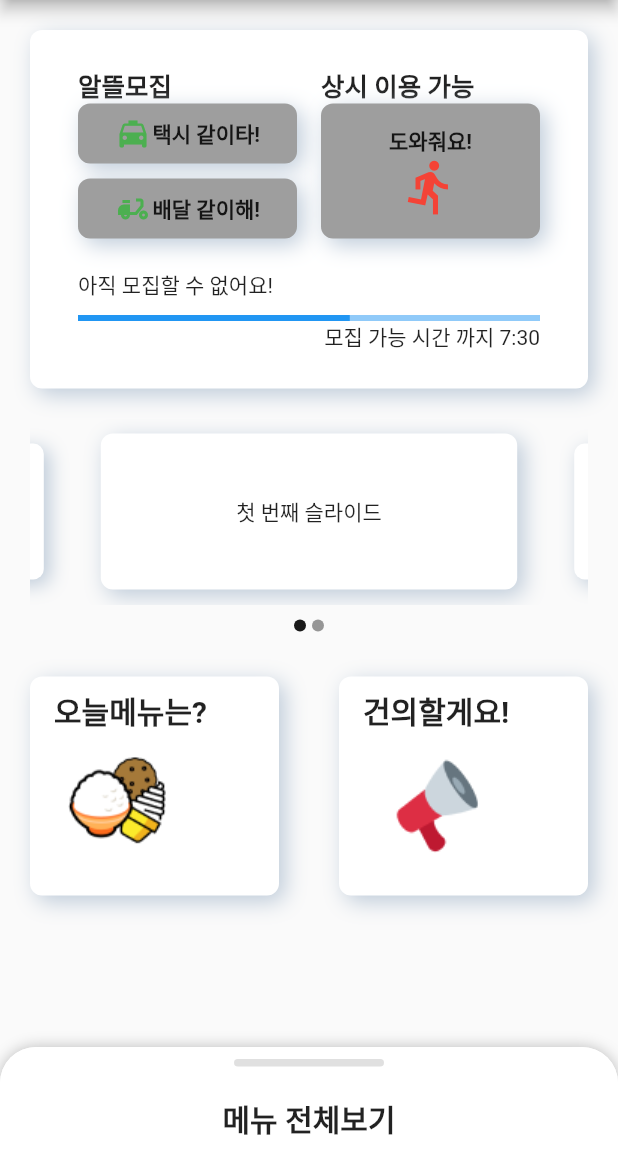
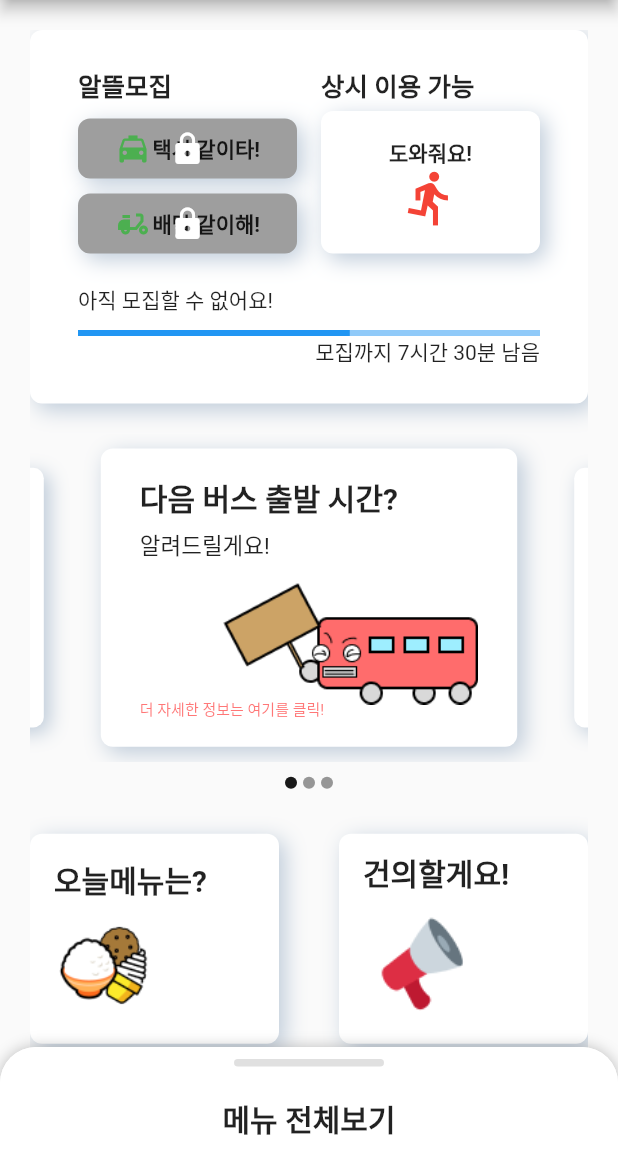
Before and after one commit to Bewheneverwhatiwant/HUFS_Information_Front, a Flutter app: the screen it shows after launch, after a tap on "오늘메뉴는?", on a phone screen of 412 x 824 dp, the part 84-1236 px from its top. Run offline on Flutter 3.47's test engine with Material 2 defaults, Android fonts, the phone set to English and light mode, and no system bars; drawn by our look-alikes of carousel_slider, sliding_up_panel.

Commit message:
[ADD] #1 메인페이지 구현 완료 #2 BannerSlider내의 List전용 파일 구분

```diff
--- a/lib/Common_NeumorphicButton.dart
+++ b/lib/Common_NeumorphicButton.dart
@@ -4,12 +4,16 @@ class NeumorphicButton extends StatelessWidget {
   const NeumorphicButton({
     required this.onPressed,
     required this.child,
-    this.alignment = Alignment.center, // default value is Alignment.center
+    this.alignment = Alignment.center,
+    this.height,
+    this.width,
   });
 
   final VoidCallback? onPressed;
   final Widget child;
-  final Alignment alignment; // new parameter
+  final Alignment alignment;
+  final double? height;
+  final double? width;
 
   @override
   Widget build(BuildContext context) {
@@ -17,14 +21,12 @@ class NeumorphicButton extends StatelessWidget {
         onTap: onPressed,
         child: Container(
             padding: EdgeInsets.symmetric(vertical: 8.0, horizontal: 16.0),
-          child: Align(
-            alignment: alignment,
-            child: child,
-          ),
+            height: height,
+            width: width,
             decoration: BoxDecoration(
                 borderRadius: BorderRadius.circular(8.0),
                 color: onPressed != null ? Colors.white : Colors.grey,
-              boxShadow: [
+                boxShadow: const [
                   // BoxShadow(
                   //     offset: Offset(-4, -4), blurRadius: 3, color: Colors.white),
                   BoxShadow(
@@ -32,6 +34,16 @@ class NeumorphicButton extends StatelessWidget {
                       blurRadius: 12,
                       color: Color(0xFFBECBD9))
                 ]),
-        ));
+            child: Stack(
+              alignment: alignment,
+              children: [
+                child,
+                if (onPressed == null) // 버튼 비활성화 시, 잠금 아이콘 생성
+                  const Icon(
+                    Icons.lock,
+                    color: Colors.white,
+                  )
+              ],
+            )));
   }
 }
--- a/lib/MainPage_BannerSlider.dart
+++ b/lib/MainPage_BannerSlider.dart
@@ -1,6 +1,7 @@
 import 'package:carousel_slider/carousel_slider.dart';
 import 'package:flutter/material.dart';
 import 'Common_NeumorphicBox.dart';
+import 'MainPage_BannerSlider_slideList.dart';
 
 class BannerSlider extends StatefulWidget {
   @override
@@ -10,11 +11,7 @@ class BannerSlider extends StatefulWidget {
 class _BannerSliderState extends State<BannerSlider> {
   int _current = 0;
 
-  final List<Widget> widgetList = [
-    Text('첫 번째 슬라이드'),
-    Text('두 번째 슬라이드'),
-    // 이곳에 위젯을 추가하세요.
-  ];
+  final List<Widget> widgetList = slideList(); // [파일분리] 슬라이드 불러옴
 
   @override
   Widget build(BuildContext context) {
@@ -23,7 +20,7 @@ class _BannerSliderState extends State<BannerSlider> {
         CarouselSlider(
           options: CarouselOptions(
             autoPlay: true,
-            aspectRatio: 3.0,
+            aspectRatio: 1.7,
             enlargeCenterPage: true,
             onPageChanged: (index, reason) {
               setState(() {
--- /dev/null
+++ b/lib/MainPage_BannerSlider_slideList.dart
@@ -0,0 +1,107 @@
+import 'package:flutter/material.dart';
+
+// ** 설명 **
+// 이 파일은 위젯 파일이 아닌 메소드 파일임. 즉, 그냥 그대로 쓰이는 함수
+// 중요하진 않은데, 알아서 나쁠 건 없으니깐...
+
+// slideList안에 표시하고 싶은 위젯들 때려박으면 알아서 반영됨.
+// 위젯을 그냥 넣어도 되긴 한데, 그러면 보기가 불편하니깐
+// 아래에 slide1같이 메소드 따로 만들어서 그 안에 구현하면 더 좋음
+// (어려우면 내가 하면 됨. 근데, 짜놓고 vscode에서 버튼 두 번만 눌러도 되긴 함)
+
+List<Widget> slideList() {
+  return [
+    // 추가하고 싶은 슬라이드 여기에 추가
+    slide1(),
+    slide2(),
+    Text(
+      '어우 씨 나 그만할래',
+      style: TextStyle(fontSize: 30, fontWeight: FontWeight.bold),
+    ),
+  ];
+}
+
+Container slide1() {
+  return Container(
+    child: Stack(
+      // 이미지와 글자 중첩 가능하게 하기 위함
+      children: [
+        Positioned(
+          // 이미지
+          bottom: 20,
+          right: 10,
+          child: Image.asset('assets/images/Main_BusWithBoard.png', width: 170),
+        ),
+        const Positioned(
+          // 텍스트
+          left: 10,
+          top: 10,
+          bottom: 10,
+          child: Column(
+            // Column을 한 번 더 감싼 이유는, 위 아래 구분지어서 배치할라고 (spaceBetween 쓸라고)
+            crossAxisAlignment: CrossAxisAlignment.start,
+            mainAxisAlignment: MainAxisAlignment.spaceBetween,
+            children: [
+              Column(
+                crossAxisAlignment: CrossAxisAlignment.start,
+                children: [
+                  Text(
+                    "다음 버스 출발 시간?",
+                    style: TextStyle(fontSize: 20, fontWeight: FontWeight.bold),
+                  ),
+                  SizedBox(height: 5),
+                  Text("알려드릴게요!", style: TextStyle(fontSize: 15)),
+                ],
+              ),
+              Text("더 자세한 정보는 여기를 클릭!",
+                  style: TextStyle(
+                      fontSize: 10, color: Color.fromRGBO(255, 32, 32, 0.612))),
+            ],
+          ),
+        ),
+      ],
+    ),
+  );
+}
+
+Container slide2() {
+  return Container(
+    child: Stack(
+      // 이미지와 글자 중첩 가능하게 하기 위함
+      children: [
+        Positioned(
+          // 이미지
+          bottom: 30,
+          right: 10,
+          child: Image.asset('assets/images/Main_LectureRoom.png', width: 180),
+        ),
+        const Positioned(
+          // 텍스트
+          left: 10,
+          top: 10,
+          bottom: 10,
+          child: Column(
+            // Column을 한 번 더 감싼 이유는, 위 아래 구분지어서 배치할라고 (spaceBetween 쓸라고)
+            crossAxisAlignment: CrossAxisAlignment.start,
+            mainAxisAlignment: MainAxisAlignment.spaceBetween,
+            children: [
+              Column(
+                crossAxisAlignment: CrossAxisAlignment.start,
+                children: [
+                  Text(
+                    "지금 비어있는 강의실?",
+                    style: TextStyle(fontSize: 20, fontWeight: FontWeight.bold),
+                  ),
+                  SizedBox(height: 5),
+                  Text("여긴 어때요?", style: TextStyle(fontSize: 15)),
+                ],
+              ),
+              Text("비어있는 다른 강의실은 여기를 클릭!",
+                  style: TextStyle(fontSize: 10, color: Colors.blue)),
+            ],
+          ),
+        ),
+      ],
+    ),
+  );
+}
--- a/lib/MainPage_GatherGroup.dart
+++ b/lib/MainPage_GatherGroup.dart
@@ -50,8 +50,7 @@ class GatherGroup extends StatelessWidget {
               if (!isAfterFive)
                 Align(
                   alignment: Alignment.bottomRight,
-                  child:
-                      Text('모집 가능 시간 까지 ${17 - now.hour}:${60 - now.minute}'),
+                  child: Text('모집까지 ${17 - now.hour}시간 ${60 - now.minute}분 남음'),
                 ),
             ],
           ),
@@ -66,6 +65,7 @@ class GatherGroup extends StatelessWidget {
       children: [
         Text("알뜰모집",
             style: TextStyle(fontWeight: FontWeight.bold, fontSize: 17)),
+        SizedBox(height: 10),
         NeumorphicButton(
             onPressed: isAfterFive
                 ? () {
@@ -122,13 +122,10 @@ class GatherGroup extends StatelessWidget {
       children: [
         Text("상시 이용 가능",
             style: TextStyle(fontWeight: FontWeight.bold, fontSize: 17)),
+        SizedBox(height: 5),
         Expanded(
           child: NeumorphicButton(
-            onPressed: isAfterFive
-                ? () {
-                    print('도와줘요 눌림');
-                  }
-                : null,
+            onPressed: () => print('도와줘요 눌림'),
             child: Column(
               mainAxisAlignment: MainAxisAlignment.center,
               children: [
--- a/lib/MainPage_SmallButton.dart
+++ b/lib/MainPage_SmallButton.dart
@@ -14,18 +14,16 @@ class SmallButton extends StatelessWidget {
     return NeumorphicButton(
       onPressed: onPressed,
       alignment: Alignment.centerLeft,
+      height: 140,
       child: Column(
+        mainAxisAlignment: MainAxisAlignment.spaceAround,
         crossAxisAlignment: CrossAxisAlignment.start,
         children: <Widget>[
           Text(
             title,
             style: TextStyle(fontSize: 20, fontWeight: FontWeight.bold),
           ),
-          Image.asset(
-            imageName,
-            width: 100.0,
-            height: 100.0,
-          )
+          Image.asset(imageName, width: 80.0)
         ],
       ),
     );
--- a/lib/Page_MainPage.dart
+++ b/lib/Page_MainPage.dart
@@ -39,9 +39,34 @@ class MainPage extends StatelessWidget {
           children: <Widget>[
             GatherGroup(), // [파일 분리] 모집 영역
             marginElement(BannerSlider()), //[파일 분리] 배너 슬라이더
-            marginElement(SubMenu()), // [분리] 서브 메뉴 (오늘메뉴, 건의사항)
+            marginElement(subMenu()), // [분리] 서브 메뉴 (오늘메뉴, 건의사항)
+            SizedBox(height: 150)
           ],
         ));
+  }
+
+  Row subMenu() {
+    return Row(
+      children: [
+        Expanded(
+          child: SmallButton(
+              onPressed: () {
+                print('오늘 메뉴 클릭됨');
+              },
+              title: '오늘메뉴는?',
+              imageName: 'assets/images/Main_TodayMenu.png'),
+        ),
+        SizedBox(width: 40),
+        Expanded(
+          child: SmallButton(
+              onPressed: () {
+                print('건의사항 클릭됨');
+              },
+              title: '건의할게요!',
+              imageName: 'assets/images/Main_Suggestion.png'),
+        )
+      ],
+    );
   }
 
   Container panelOutside(radius) {
@@ -101,32 +126,3 @@ class MainPage extends StatelessWidget {
     );
   }
 }
-
-class SubMenu extends StatelessWidget {
-  const SubMenu({super.key});
-
-  @override
-  Widget build(BuildContext context) {
-    return Row(
-      children: [
-        Expanded(
-          child: SmallButton(
-              onPressed: () {
-                print('오늘 메뉴 클릭됨');
-              },
-              title: '오늘메뉴는?',
-              imageName: 'assets/images/Main_TodayMenu.png'),
-        ),
-        SizedBox(width: 40),
-        Expanded(
-          child: SmallButton(
-              onPressed: () {
-                print('건의사항 클릭됨');
-              },
-              title: '건의할게요!',
-              imageName: 'assets/images/Main_Suggestion.png'),
-        )
-      ],
-    );
-  }
-}
```
Also changed, not shown: assets/images/Main_Bus.png (added), assets/images/Main_BusWithBoard.png (added), assets/images/Main_LectureRoom.png (added), 1 other file. Lines whose indentation alone changed are shown as unchanged.
